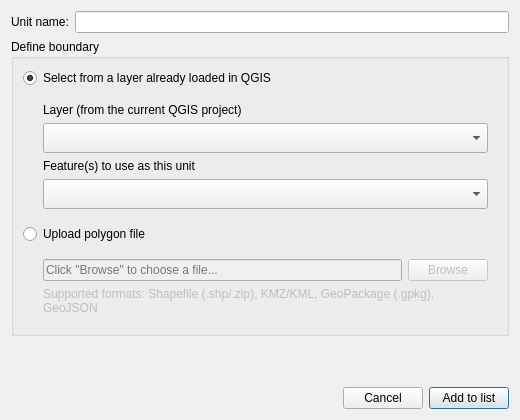
First picture: the form in LDMP/gui/DlgAddSubnationalUnit.ui, repository ConservationInternational/trends.earth, before the edit.
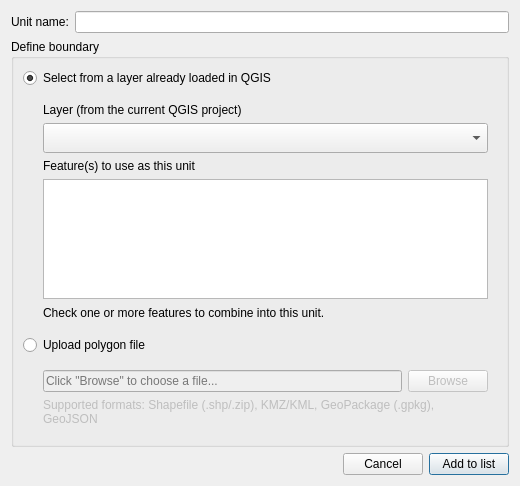
Second picture: the form after the edit.

Commit message: Show already loaded layers in add subnational unit dialog

What changed in the file:
```diff
--- a/LDMP/gui/DlgAddSubnationalUnit.ui
+++ b/LDMP/gui/DlgAddSubnationalUnit.ui
@@ -7,7 +7,7 @@
     <x>0</x>
     <y>0</y>
     <width>520</width>
-    <height>420</height>
+    <height>460</height>
    </rect>
   </property>
   <property name="windowTitle">
@@ -84,15 +84,41 @@
           </widget>
          </item>
          <item>
-          <widget class="QComboBox" name="features_combo">
+          <widget class="QListWidget" name="features_list">
            <property name="minimumSize">
             <size>
              <width>0</width>
-             <height>30</height>
+             <height>120</height>
             </size>
            </property>
           </widget>
          </item>
+         <item>
+          <spacer name="verticalSpacer_features_hint">
+           <property name="orientation">
+            <enum>Qt::Vertical</enum>
+           </property>
+           <property name="sizeType">
+            <enum>QSizePolicy::Fixed</enum>
+           </property>
+           <property name="sizeHint" stdset="0">
+            <size>
+             <width>20</width>
+             <height>15</height>
+            </size>
+           </property>
+          </spacer>
+         </item>
+         <item>
+          <widget class="QLabel" name="label_features_hint">
+           <property name="text">
+            <string>Check one or more features to combine into this unit.</string>
+           </property>
+           <property name="wordWrap">
+            <bool>true</bool>
+           </property>
+          </widget>
+         </item>
         </layout>
        </widget>
       </item>
```
The commit also changes 1 other file.
